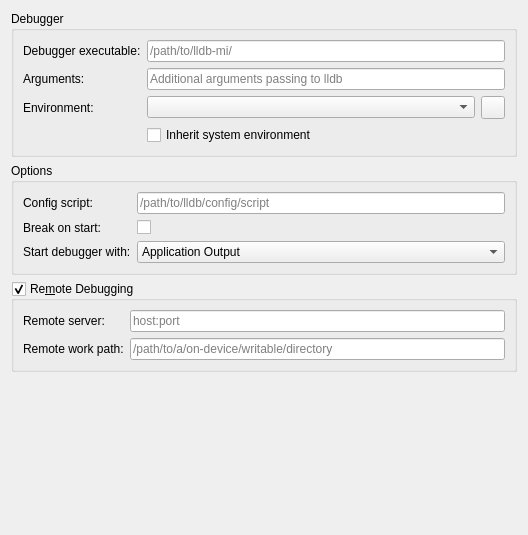
This is debuggers/lldb/widgets/lldbconfigpage.ui in KDE/kdevelop as Qt 5 draws it before an edit. The edited form follows.
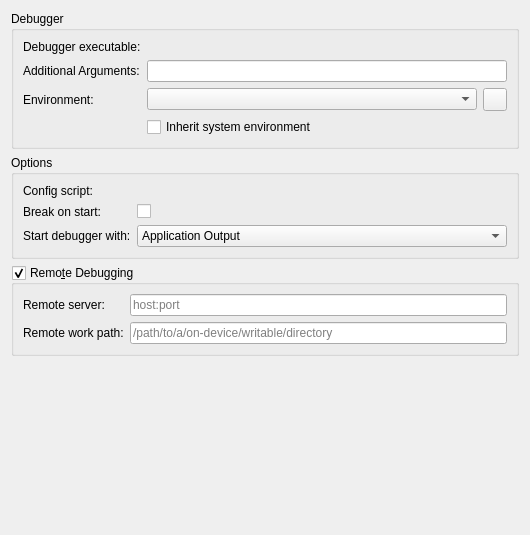
This is the edited form. Custom widgets are drawn as their Qt base class.

Commit message:
Increase usability of GDB/LLDB config pages
Changes:
- Make clear that the ' debugger executable' is a overwrite
- Improve help texts

```diff
--- a/debuggers/lldb/widgets/lldbconfigpage.ui
+++ b/debuggers/lldb/widgets/lldbconfigpage.ui
@@ -6,7 +6,7 @@
    <rect>
     <x>0</x>
     <y>0</y>
-    <width>528</width>
+    <width>530</width>
     <height>535</height>
    </rect>
   </property>
@@ -28,23 +28,23 @@
        </widget>
       </item>
       <item row="0" column="1">
-       <widget class="KUrlRequester" name="lineDebuggerExec">
-        <property name="placeholderText">
-         <string>/path/to/lldb-mi/</string>
+       <widget class="KUrlRequester" name="lineDebuggerExec" native="true">
+        <property name="placeholderText" stdset="0">
+         <string>Override path to lldb-mi executable</string>
         </property>
        </widget>
       </item>
       <item row="1" column="0">
        <widget class="QLabel" name="label_2">
         <property name="text">
-         <string>Arguments:</string>
+         <string>Additional Arguments:</string>
         </property>
        </widget>
       </item>
       <item row="1" column="1">
        <widget class="QLineEdit" name="lineDebuggerArgs">
         <property name="placeholderText">
-         <string>Additional arguments passing to lldb</string>
+         <string/>
         </property>
        </widget>
       </item>
@@ -100,8 +100,8 @@
        </widget>
       </item>
       <item row="0" column="1">
-       <widget class="KUrlRequester" name="lineConfigScript">
-        <property name="placeholderText">
+       <widget class="KUrlRequester" name="lineConfigScript" native="true">
+        <property name="placeholderText" stdset="0">
          <string>/path/to/lldb/config/script</string>
         </property>
        </widget>
@@ -152,7 +152,7 @@
    <item>
     <widget class="QGroupBox" name="groupRemote">
      <property name="title">
-      <string>Re&amp;mote Debugging</string>
+      <string>Remo&amp;te Debugging</string>
      </property>
      <property name="checkable">
       <bool>true</bool>
@@ -217,7 +217,7 @@
   </customwidget>
   <customwidget>
    <class>KUrlRequester</class>
-   <extends>QLineEdit</extends>
+   <extends>QWidget</extends>
    <header>kurlrequester.h</header>
   </customwidget>
  </customwidgets>
```
The commit also changes 1 other file.
